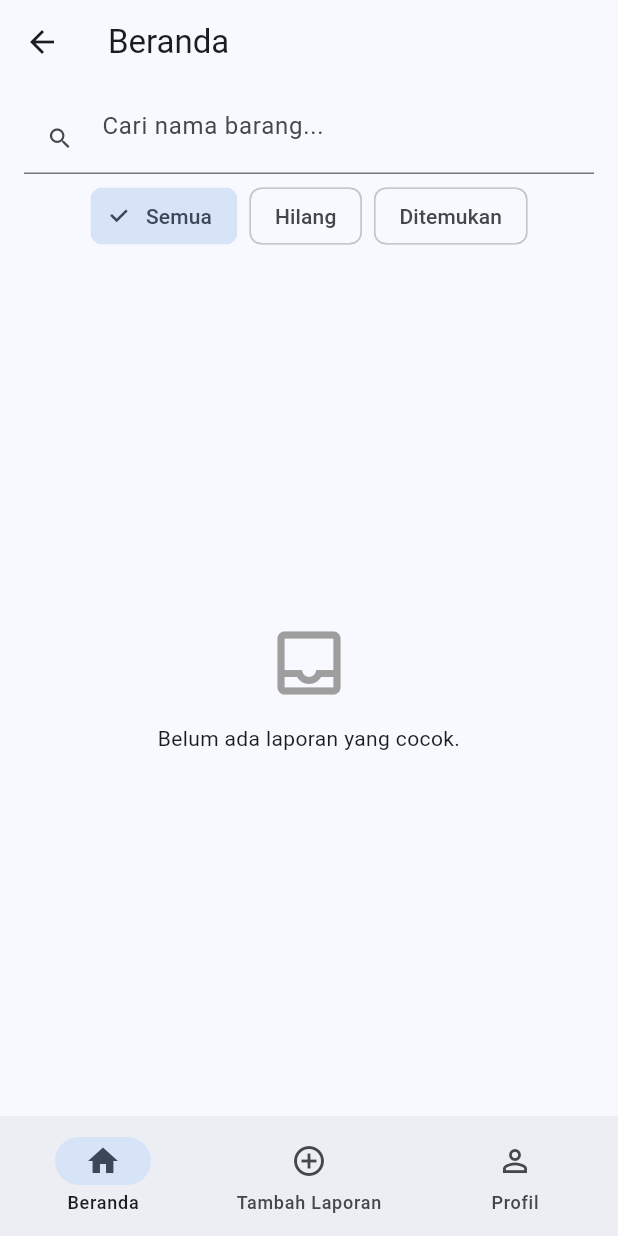
After one commit to winda336/PPB-2026-141622, a Flutter app: the MainNavigation screen opened directly, on a phone screen of 412 x 824 dp. The commit adds this screen. Run offline on Flutter 3.47's test engine with Material 3 defaults, Android fonts, the phone set to English and light mode, and no system bars; our stand-ins replace cloud_firestore, firebase_auth, firebase_core; accounts and stored records are empty; network calls fail.

Commit message:
feat: beranda, detail barang, dan navigasi utama
feat: beranda, detail barang, dan navigasi utama

```diff
--- /dev/null
+++ b/lib/features/home/home_page.dart
@@ -0,0 +1,102 @@
+import 'package:flutter/material.dart';
+import '../../models/item_model.dart';
+import '../../services/item_repository.dart';
+import '../../widgets/item_card.dart';
+import '../../widgets/state_views.dart';
+import '../detail/item_detail_page.dart';
+
+/// Beranda: daftar laporan hilang & ditemukan dari Firestore.
+class HomePage extends StatefulWidget {
+  const HomePage({super.key, this.repository});
+  final ItemRepository? repository;
+
+  @override
+  State<HomePage> createState() => _HomePageState();
+}
+
+class _HomePageState extends State<HomePage> {
+  late final Stream<List<ItemModel>> _stream =
+      (widget.repository ?? ItemRepository()).watchItems();
+
+  String _jenis = 'semua'; // semua / hilang / ditemukan
+  String _query = '';
+
+  List<ItemModel> _filter(List<ItemModel> all) {
+    return all.where((i) {
+      if (i.isSelesai) return false; // yang selesai tidak tampil di beranda
+      if (i.isLaporanLama) return false; // > 14 hari disembunyikan
+      if (_jenis != 'semua' && i.tipe != _jenis) return false;
+      if (_query.isNotEmpty &&
+          !i.nama.toLowerCase().contains(_query.toLowerCase())) {
+        return false;
+      }
+      return true;
+    }).toList();
+  }
+
+  @override
+  Widget build(BuildContext context) {
+    return Scaffold(
+      appBar: AppBar(title: const Text('Beranda')),
+      body: Column(
+        children: [
+          Padding(
+            padding: const EdgeInsets.fromLTRB(16, 12, 16, 4),
+            child: TextField(
+              decoration: const InputDecoration(
+                hintText: 'Cari nama barang...',
+                prefixIcon: Icon(Icons.search),
+                isDense: true,
+              ),
+              onChanged: (v) => setState(() => _query = v.trim()),
+            ),
+          ),
+          Padding(
+            padding: const EdgeInsets.symmetric(horizontal: 12),
+            child: Wrap(
+              spacing: 8,
+              children: [
+                for (final e in const {
+                  'semua': 'Semua',
+                  'hilang': 'Hilang',
+                  'ditemukan': 'Ditemukan',
+                }.entries)
+                  ChoiceChip(
+                    label: Text(e.value),
+                    selected: _jenis == e.key,
+                    onSelected: (_) => setState(() => _jenis = e.key),
+                  ),
+              ],
+            ),
+          ),
+          const SizedBox(height: 4),
+          Expanded(
+            child: StreamBuilder<List<ItemModel>>(
+              stream: _stream,
+              builder: (context, snap) {
+                if (snap.hasError) return ErrorView(error: snap.error!);
+                if (!snap.hasData) return const LoadingView();
+                final items = _filter(snap.data!);
+                if (items.isEmpty) {
+                  return const EmptyView(
+                      message: 'Belum ada laporan yang cocok.');
+                }
+                return ListView.builder(
+                  itemCount: items.length,
+                  itemBuilder: (_, i) => ItemCard(
+                    item: items[i],
+                    onTap: () => Navigator.push(
+                      context,
+                      MaterialPageRoute(
+                          builder: (_) => ItemDetailPage(item: items[i])),
+                    ),
+                  ),
+                );
+              },
+            ),
+          ),
+        ],
+      ),
+    );
+  }
+}
--- /dev/null
+++ b/lib/features/navigation/main_navigation.dart
@@ -0,0 +1,63 @@
+import 'package:flutter/material.dart';
+import '../../services/auth_service.dart';
+import '../home/home_page.dart';
+import '../report/report_form_page.dart'; // dari bagian Winda
+
+/// Navigasi utama: Beranda | Tambah Laporan | Profil
+class MainNavigation extends StatefulWidget {
+  const MainNavigation({super.key});
+  @override
+  State<MainNavigation> createState() => _MainNavigationState();
+}
+
+class _MainNavigationState extends State<MainNavigation> {
+  int _index = 0;
+
+  @override
+  Widget build(BuildContext context) {
+    return Scaffold(
+      body: IndexedStack(
+        index: _index,
+        children: [
+          const HomePage(),
+          // setelah laporan terkirim, kembali ke Beranda
+          ReportFormPage(onSubmitted: () => setState(() => _index = 0)),
+          const _ProfileTab(),
+        ],
+      ),
+      bottomNavigationBar: NavigationBar(
+        selectedIndex: _index,
+        onDestinationSelected: (i) => setState(() => _index = i),
+        destinations: const [
+          NavigationDestination(
+              icon: Icon(Icons.home_outlined),
+              selectedIcon: Icon(Icons.home),
+              label: 'Beranda'),
+          NavigationDestination(
+              icon: Icon(Icons.add_circle_outline),
+              selectedIcon: Icon(Icons.add_circle),
+              label: 'Tambah Laporan'),
+          NavigationDestination(
+              icon: Icon(Icons.person_outline),
+              selectedIcon: Icon(Icons.person),
+              label: 'Profil'),
+        ],
+      ),
+    );
+  }
+}
+
+/// Sementara: hanya tombol Keluar. Bisa diganti halaman Profil lengkap.
+class _ProfileTab extends StatelessWidget {
+  const _ProfileTab();
+  @override
+  Widget build(BuildContext context) => Scaffold(
+        appBar: AppBar(title: const Text('Profil')),
+        body: Center(
+          child: FilledButton(
+            onPressed: () => AuthService().logout(),
+            child: const Text('Keluar'),
+          ),
+        ),
+      );
+}
--- a/lib/screens/auth_gate.dart
+++ b/lib/screens/auth_gate.dart
@@ -4,7 +4,7 @@ import 'package:flutter/material.dart';
 
 import '../services/auth_service.dart';
 import 'login_page.dart';
-import 'pengguna_home_page.dart';
+import '../features/navigation/main_navigation.dart';
 import 'satpam_dashboard_page.dart';
 
 class AuthGate extends StatelessWidget {
@@ -74,7 +74,7 @@ class AuthGate extends StatelessWidget {
             }
 
             if (data['role'] == 'pengguna') {
-              return const PenggunaHomePage();
+              return const MainNavigation();
             }
 
             return const _ProfileIssue(message: 'Role akun tidak dikenal.');
--- /dev/null
+++ b/lib/services/item_repository.dart
@@ -0,0 +1,19 @@
+import 'package:cloud_firestore/cloud_firestore.dart';
+import '../models/item_model.dart';
+
+/// Membaca koleksi `items` (hanya baca, tidak menulis).
+class ItemRepository {
+  ItemRepository({FirebaseFirestore? firestore})
+      : _db = firestore ?? FirebaseFirestore.instance;
+  final FirebaseFirestore _db;
+
+  /// Semua laporan, terbaru di atas. Penyaringan dilakukan di sisi aplikasi
+  /// supaya tidak perlu membuat composite index di Firestore.
+  Stream<List<ItemModel>> watchItems() {
+    return _db
+        .collection('items')
+        .orderBy('diperbaruiPada', descending: true)
+        .snapshots()
+        .map((snap) => snap.docs.map(ItemModel.fromDoc).toList());
+  }
+}
--- /dev/null
+++ b/lib/widgets/state_views.dart
@@ -0,0 +1,39 @@
+import 'package:flutter/material.dart';
+
+class LoadingView extends StatelessWidget {
+  const LoadingView({super.key});
+  @override
+  Widget build(BuildContext context) =>
+      const Center(child: CircularProgressIndicator());
+}
+
+class EmptyView extends StatelessWidget {
+  const EmptyView({super.key, this.message = 'Belum ada laporan.'});
+  final String message;
+  @override
+  Widget build(BuildContext context) => Center(
+        child: Padding(
+          padding: const EdgeInsets.all(32),
+          child: Column(
+            mainAxisSize: MainAxisSize.min,
+            children: [
+              const Icon(Icons.inbox_outlined, size: 56, color: Colors.grey),
+              const SizedBox(height: 12),
+              Text(message, textAlign: TextAlign.center),
+            ],
+          ),
+        ),
+      );
+}
+
+class ErrorView extends StatelessWidget {
+  const ErrorView({super.key, required this.error});
+  final Object error;
+  @override
+  Widget build(BuildContext context) => Center(
+        child: Padding(
+          padding: const EdgeInsets.all(32),
+          child: Text('Terjadi kesalahan:\n$error', textAlign: TextAlign.center),
+        ),
+      );
+}
```
Also changed, not shown: lib/core/app_theme.dart (added, +18 -0 lines), lib/core/utils.dart (added, +15 -0 lines), lib/features/detail/item_detail_page.dart (added, +129 -0 lines), lib/models/pos_model.dart (added, +31 -0 lines), lib/widgets/item_card.dart (added, +76 -0 lines), lib/widgets/status_chip.dart (added, +29 -0 lines).
